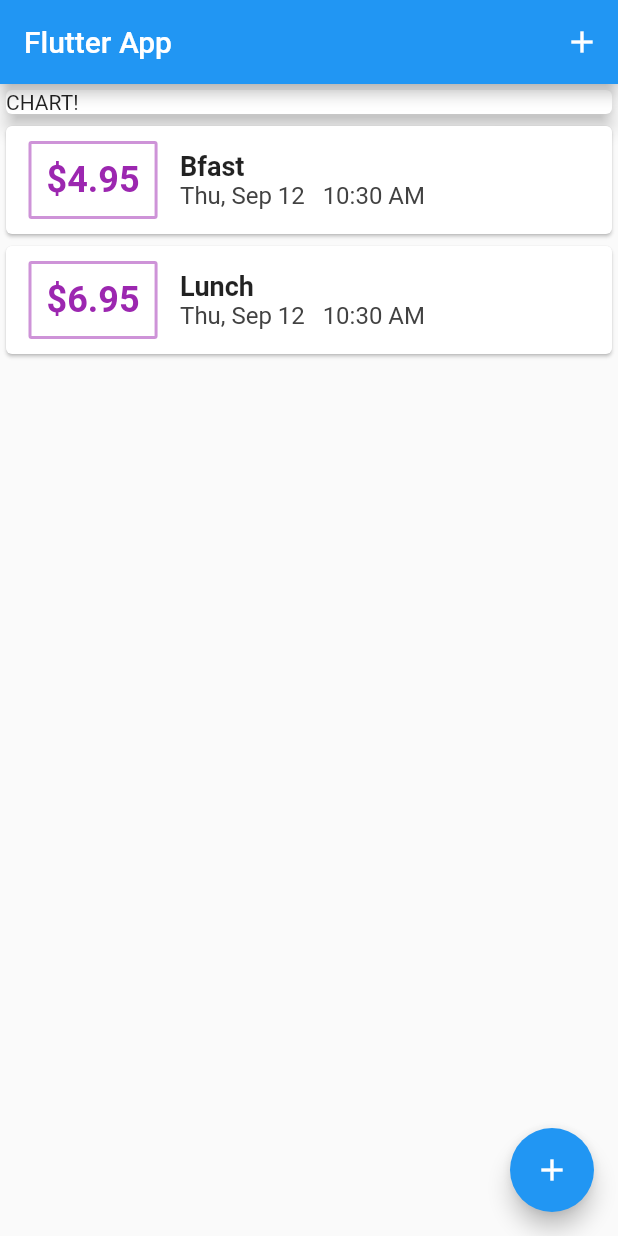
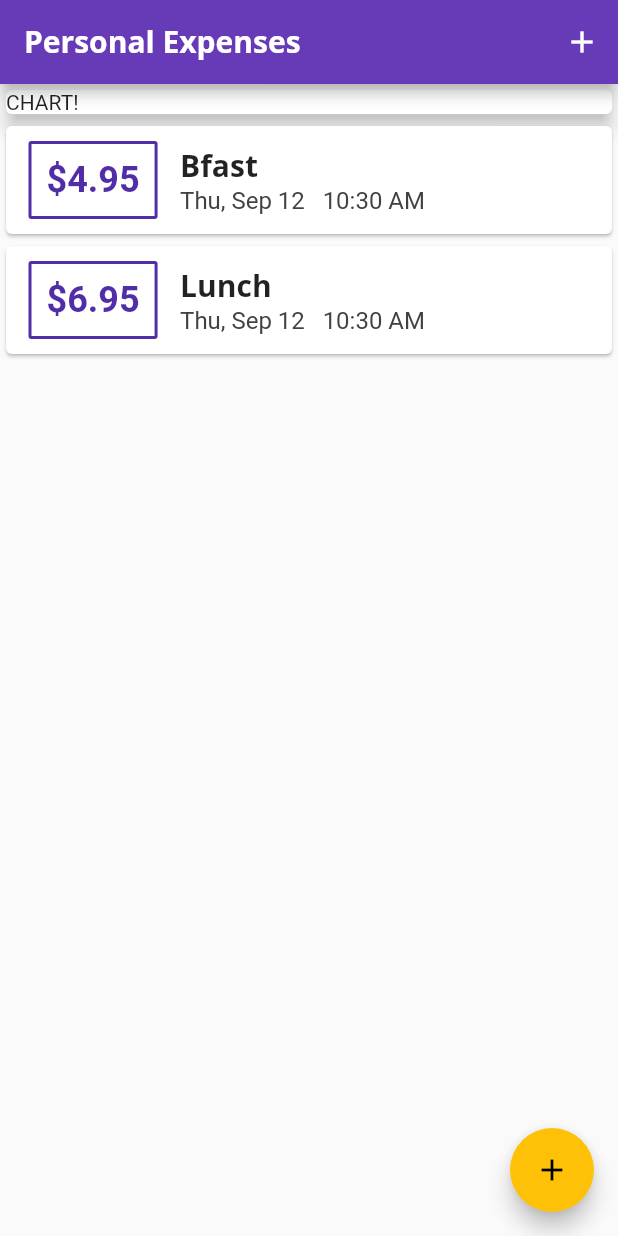
Before and after one commit to sfallmann/flutter-practice, a Flutter app: the screen it shows after launch, on a phone screen of 412 x 824 dp. Run offline on Flutter 3.47's test engine with Material 2 defaults, Android fonts, the phone set to English and light mode, and no system bars.

Commit message:
Added and applied a theme to the app

```diff
--- a/personal_expenses_app/lib/main.dart
+++ b/personal_expenses_app/lib/main.dart
@@ -10,7 +10,16 @@ class MyApp extends StatelessWidget {
   Widget build(BuildContext context) {
     return MaterialApp(
       debugShowCheckedModeBanner: false,
-      title: 'Flutter App',
+      title: 'Personal Expenses',
+      theme: ThemeData(
+          primarySwatch: Colors.deepPurple,
+          accentColor: Colors.amber,
+          fontFamily: 'Quicksand',
+          textTheme: ThemeData.light().textTheme.copyWith(
+                  title: TextStyle(fontFamily: 'OpenSans', fontSize: 20, fontWeight: FontWeight.bold)),
+          appBarTheme: AppBarTheme(
+              textTheme: ThemeData.light().textTheme.copyWith(
+                  title: TextStyle(fontFamily: 'OpenSans', fontSize: 20, fontWeight: FontWeight.bold)))),
       home: MyHomePage(),
     );
   }
@@ -55,7 +64,7 @@ class _MyHomePageState extends State<MyHomePage> {
   Widget build(BuildContext context) {
     return Scaffold(
       appBar: AppBar(
-        title: Text('Flutter App'),
+        title: Text('Personal Expenses'),
         actions: <Widget>[
           IconButton(
             icon: Icon(Icons.add),
--- a/personal_expenses_app/lib/widgets/transaction_list.dart
+++ b/personal_expenses_app/lib/widgets/transaction_list.dart
@@ -24,13 +24,13 @@ class TransactionList extends StatelessWidget {
                       decoration: BoxDecoration(
                           borderRadius: BorderRadius.all(Radius.circular(2)),
                           border:
-                              Border.all(color: Colors.purple[200], width: 2)),
+                              Border.all(color: Theme.of(context).primaryColorDark, width: 2)),
                       child: Text(
                         transactions[index].formattedAmount,
                         style: TextStyle(
                             fontWeight: FontWeight.bold,
                             fontSize: 24,
-                            color: Colors.purple),
+                            color: Theme.of(context).primaryColorDark),
                       )),
                   Column(
                     crossAxisAlignment: CrossAxisAlignment.start,
@@ -38,7 +38,7 @@ class TransactionList extends StatelessWidget {
                       Text(
                         transactions[index].title,
                         style:
-                            TextStyle(fontWeight: FontWeight.bold, fontSize: 18),
+                            Theme.of(context).textTheme.title
                       ),
                       Text(
                         transactions[index].formattedDate,
```
Also changed, not shown: personal_expenses_app/pubspec.yaml (+16 -12 lines), personal_expenses_app/assets/fonts/OpenSans-Bold.ttf (added), personal_expenses_app/assets/fonts/OpenSans-Regular.ttf (added), personal_expenses_app/assets/fonts/Quicksand-Bold.ttf (added), personal_expenses_app/assets/fonts/Quicksand-Light.ttf (added), personal_expenses_app/assets/fonts/Quicksand-Medium.ttf (added), personal_expenses_app/assets/fonts/Quicksand-Regular.ttf (added).
